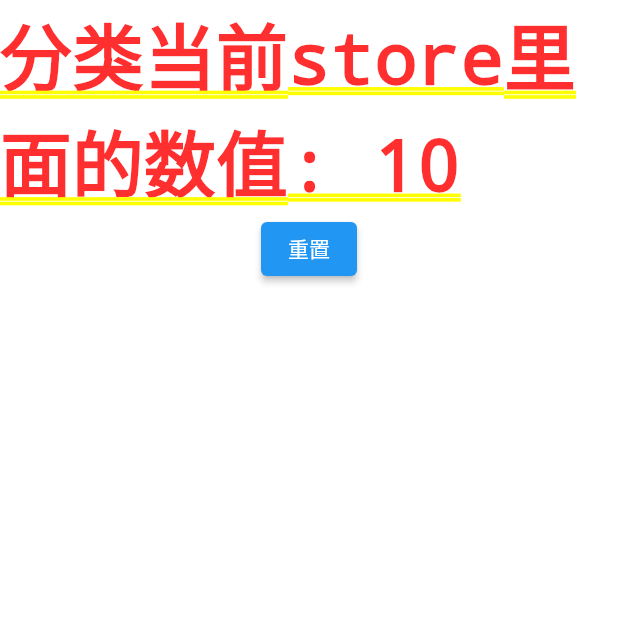
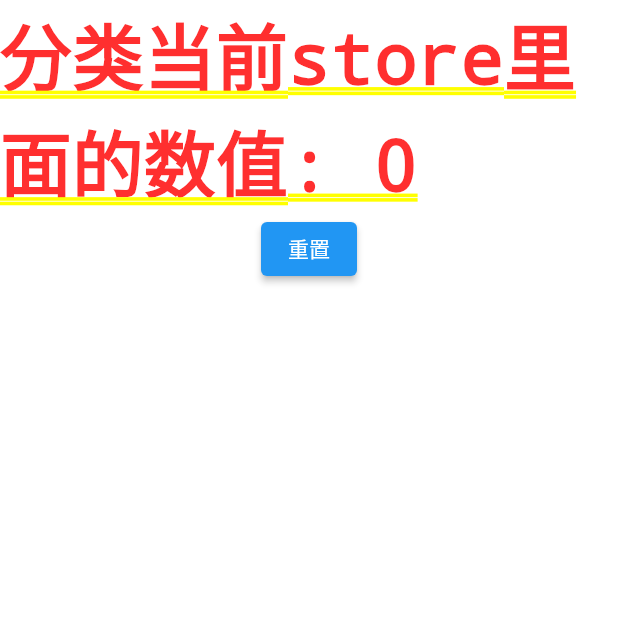
Before and after one commit to JieHaoCai/Flutter-study, a Flutter app: the CatrgroyPage screen opened by its route, after a tap on "重置", on a phone screen of 412 x 824 dp, the top half of it. Run offline on Flutter 3.47's test engine with Material 2 defaults, Android fonts, the phone set to English and light mode, and no system bars; our stand-ins replace dio, fluttertoast, get, webview_flutter; network calls fail.

Commit message:
补充webview

```diff
--- a/lib/page/tabs/categroy.dart
+++ b/lib/page/tabs/categroy.dart
@@ -12,19 +12,20 @@ class CatrgroyPage extends StatefulWidget {
 
 class _CatrgroyPageState extends State<CatrgroyPage> {
   //通过Get.find获取同一个控制器实例，可以使用数据,注意，只有先put控制器，才能find，否则会报错
-  final UserController userfind = Get.find<UserController>();
+  final UserController userController = Get.find<UserController>();
 
   @override
   Widget build(BuildContext context) {
     return Center(
       child: Column(children: [
-        Obx(() => Text('分类当前store里面的数值: ${userfind.count.value}')),
+        Obx(() => Text('分类当前store里面的数值: ${userController.count.value}')),
         ElevatedButton(
             onPressed: () {
               //不建议这么改，这样会导致数据的改变无法追踪，尽量调用方法去使用
-              userfind.count.value = 10;
+              // userfind.count.value = 10;
+              userController.reset();
             },
-            child: Text("重置"))
+            child: const Text("重置"))
       ]),
     );
   }
--- a/lib/page/tabs/user.dart
+++ b/lib/page/tabs/user.dart
@@ -12,17 +12,17 @@ class UserPage extends StatefulWidget {
 
 class _UserPageState extends State<UserPage> {
   //我要改变数据，就使用Get.put
-  final UserController user = Get.find<UserController>();
+  final UserController userController = Get.find<UserController>();
 
   @override
   Widget build(BuildContext context) {
     return Center(
       child: Column(
         children: [
-          Obx(() => Text('Count: ${user.count.value}')),
+          Obx(() => Text('Count: ${userController.count.value}')),
           ElevatedButton(
               onPressed: () {
-                user.increment();
+                userController.increment();
               },
               child: Text("测试状态管理类似于vuex，去分类页面看看"))
         ],
--- a/lib/router/index.dart
+++ b/lib/router/index.dart
@@ -79,11 +79,11 @@ class AppPage {
         page: () => MyInputPage(),
         transition: Transition.rightToLeft //设置单个页面跳转的方式
         ),
-    // GetPage(
-    //     name: "/mywebview",
-    //     page: () => const MyWebviewPage(),
-    //     transition: Transition.rightToLeft //设置单个页面跳转的方式
-    //     ),
+    GetPage(
+        name: "/mywebview",
+        page: () => const MyWebviewPage(),
+        transition: Transition.rightToLeft //设置单个页面跳转的方式
+        ),
   ];
 }
 
--- a/lib/store/user.dart
+++ b/lib/store/user.dart
@@ -3,6 +3,12 @@ import 'package:get/get.dart';
 class UserController extends GetxController {
   //这里定义变量
   RxInt count = 0.obs;
+
+  //重置函数
+  void reset() {
+    count.value = 0;
+  }
+
   //这里定义函数
   void increment() {
     count.value++;
--- a/pubspec.yaml
+++ b/pubspec.yaml
@@ -37,7 +37,7 @@ dependencies:
   fluttertoast: ^8.2.2
   get:
   dio: ^5.3.3
-  # webview_flutter: ^4.4.1
+  webview_flutter: ^4.4.1
 
 dev_dependencies:
   flutter_test:
```
Also changed, not shown: lib/page/webviewdemo.dart (+126 -58 lines), pubspec.lock, 1 other file.
